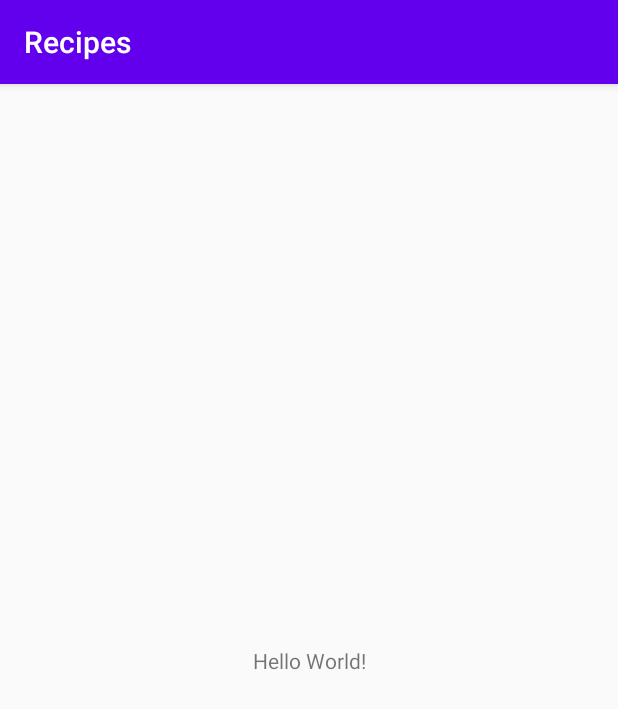
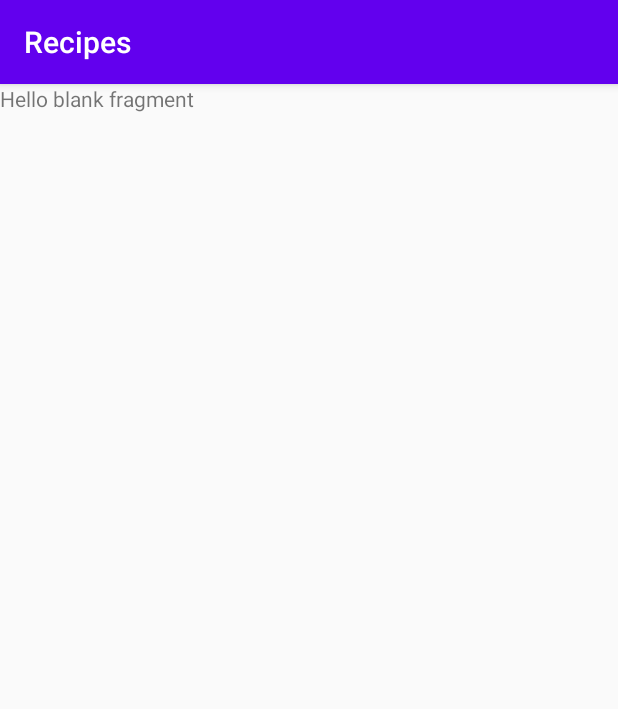
Before and after one commit to abelsuviri/Recipes, an Android app: the screen it shows after launch (MainActivity), on a phone screen of 412 x 824 dp. Shown: the top 709 px of the screen. Run offline under Robolectric (Android 15) with nearby library versions, the phone set to English and light mode, and no system bars.

Commit message:
Create Fragments and Navigation component

```diff
--- a/app/build.gradle
+++ b/app/build.gradle
@@ -36,4 +36,5 @@ dependencies {
     implementation "androidx.navigation:navigation-fragment-ktx:$navigation_version"
     implementation "androidx.navigation:navigation-ui-ktx:$navigation_version"
     implementation "com.squareup.picasso:picasso:$picasso_version"
+    implementation 'androidx.legacy:legacy-support-v4:1.0.0'
 }
--- a/app/src/main/AndroidManifest.xml
+++ b/app/src/main/AndroidManifest.xml
@@ -2,14 +2,17 @@
 <manifest xmlns:android="http://schemas.android.com/apk/res/android"
     package="com.abelsuviri.recipes">
 
+    <uses-permission android:name="android.permission.INTERNET" />
+
     <application
+        android:name=".RecipesApp"
         android:allowBackup="true"
         android:icon="@mipmap/ic_launcher"
         android:label="@string/app_name"
         android:roundIcon="@mipmap/ic_launcher_round"
         android:supportsRtl="true"
         android:theme="@style/AppTheme">
-        <activity android:name=".MainActivity">
+        <activity android:name=".ui.MainActivity">
             <intent-filter>
                 <action android:name="android.intent.action.MAIN" />
 
--- a/app/src/main/java/com/abelsuviri/recipes/MainActivity.kt
+++ b/app/src/main/java/com/abelsuviri/recipes/ui/MainActivity.kt
@@ -1,7 +1,8 @@
-package com.abelsuviri.recipes
+package com.abelsuviri.recipes.ui
 
 import androidx.appcompat.app.AppCompatActivity
 import android.os.Bundle
+import com.abelsuviri.recipes.R
 
 class MainActivity : AppCompatActivity() {
 
--- /dev/null
+++ b/app/src/main/java/com/abelsuviri/recipes/ui/fragments/CategoriesFragment.kt
@@ -0,0 +1,25 @@
+package com.abelsuviri.recipes.ui.fragments
+
+import android.os.Bundle
+import androidx.fragment.app.Fragment
+import android.view.LayoutInflater
+import android.view.View
+import android.view.ViewGroup
+
+import com.abelsuviri.recipes.R
+
+/**
+ * @author Abel Suviri
+ */
+
+class CategoriesFragment : Fragment() {
+
+    override fun onCreateView(
+        inflater: LayoutInflater, container: ViewGroup?,
+        savedInstanceState: Bundle?
+    ): View? {
+        // Inflate the layout for this fragment
+        return inflater.inflate(R.layout.fragment_categories, container, false)
+    }
+
+}
--- a/app/src/main/res/layout/activity_main.xml
+++ b/app/src/main/res/layout/activity_main.xml
@@ -4,15 +4,18 @@
     xmlns:tools="http://schemas.android.com/tools"
     android:layout_width="match_parent"
     android:layout_height="match_parent"
-    tools:context=".MainActivity">
+    tools:context=".ui.MainActivity">
 
-    <TextView
-        android:layout_width="wrap_content"
-        android:layout_height="wrap_content"
-        android:text="Hello World!"
-        app:layout_constraintBottom_toBottomOf="parent"
+    <fragment
+        android:id="@+id/nav_host_fragment"
+        android:name="androidx.navigation.fragment.NavHostFragment"
+        android:layout_width="0dp"
+        android:layout_height="0dp"
         app:layout_constraintLeft_toLeftOf="parent"
         app:layout_constraintRight_toRightOf="parent"
-        app:layout_constraintTop_toTopOf="parent" />
+        app:layout_constraintTop_toTopOf="parent"
+        app:layout_constraintBottom_toBottomOf="parent"
+        app:defaultNavHost="true"
+        app:navGraph="@navigation/navigation_graph" />
 
 </androidx.constraintlayout.widget.ConstraintLayout>
--- /dev/null
+++ b/app/src/main/res/layout/fragment_categories.xml
@@ -0,0 +1,14 @@
+<?xml version="1.0" encoding="utf-8"?>
+<FrameLayout xmlns:android="http://schemas.android.com/apk/res/android"
+    xmlns:tools="http://schemas.android.com/tools"
+    android:layout_width="match_parent"
+    android:layout_height="match_parent"
+    tools:context=".ui.fragments.CategoriesFragment">
+
+    <!-- TODO: Update blank fragment layout -->
+    <TextView
+        android:layout_width="match_parent"
+        android:layout_height="match_parent"
+        android:text="@string/hello_blank_fragment" />
+
+</FrameLayout>
--- /dev/null
+++ b/app/src/main/res/navigation/navigation_graph.xml
@@ -0,0 +1,26 @@
+<?xml version="1.0" encoding="utf-8"?>
+<navigation xmlns:android="http://schemas.android.com/apk/res/android"
+    xmlns:app="http://schemas.android.com/apk/res-auto"
+    xmlns:tools="http://schemas.android.com/tools"
+    android:id="@+id/navigation_graph"
+    app:startDestination="@id/categoriesFragment">
+
+    <fragment
+        android:id="@+id/categoriesFragment"
+        android:name="com.abelsuviri.recipes.ui.fragments.CategoriesFragment"
+        android:label="fragment_categories"
+        tools:layout="@layout/fragment_categories" >
+        <action
+            android:id="@+id/action_categoriesFragment_to_mealsFragment"
+            app:destination="@id/mealsFragment" >
+            <argument
+                android:name="category"
+                app:argType="string"/>
+        </action>
+    </fragment>
+    <fragment
+        android:id="@+id/mealsFragment"
+        android:name="com.abelsuviri.recipes.ui.fragments.MealsFragment"
+        android:label="fragment_meals"
+        tools:layout="@layout/fragment_meals" />
+</navigation>
--- a/app/src/main/res/values/strings.xml
+++ b/app/src/main/res/values/strings.xml
@@ -1,3 +1,6 @@
 <resources>
     <string name="app_name">Recipes</string>
+
+    <!-- TODO: Remove or change this placeholder text -->
+    <string name="hello_blank_fragment">Hello blank fragment</string>
 </resources>
```
Also changed, not shown: app/src/main/java/com/abelsuviri/recipes/ui/fragments/MealsFragment.kt (added, +61 -0 lines), app/src/main/res/layout/fragment_meals.xml (added, +14 -0 lines).
